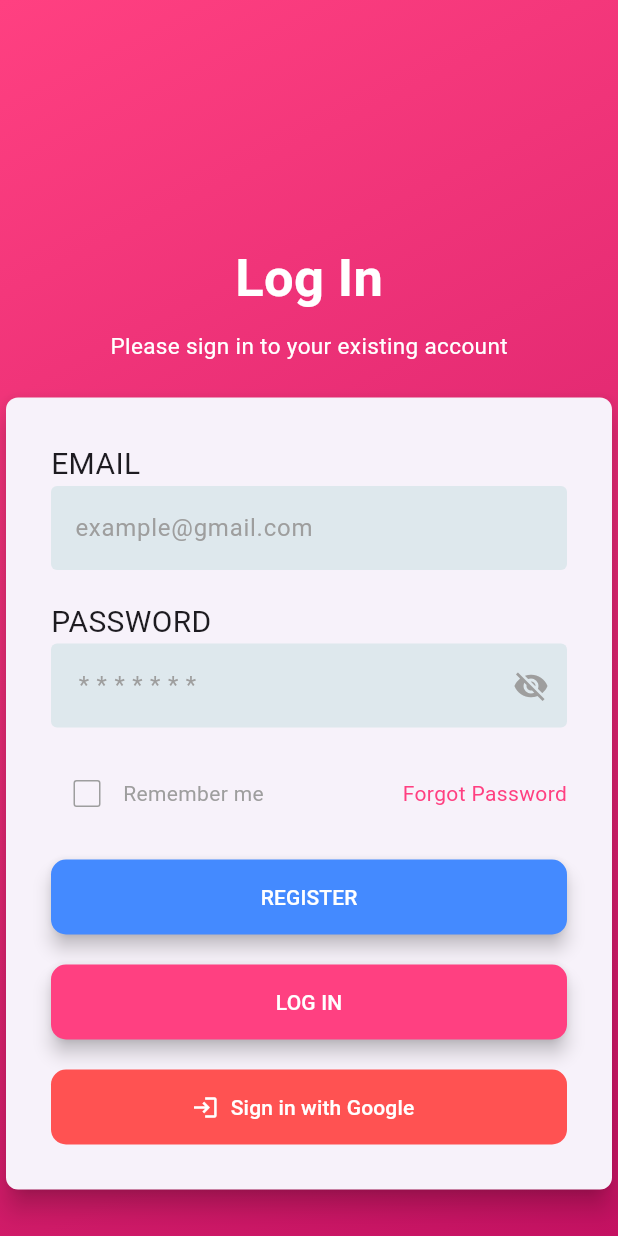
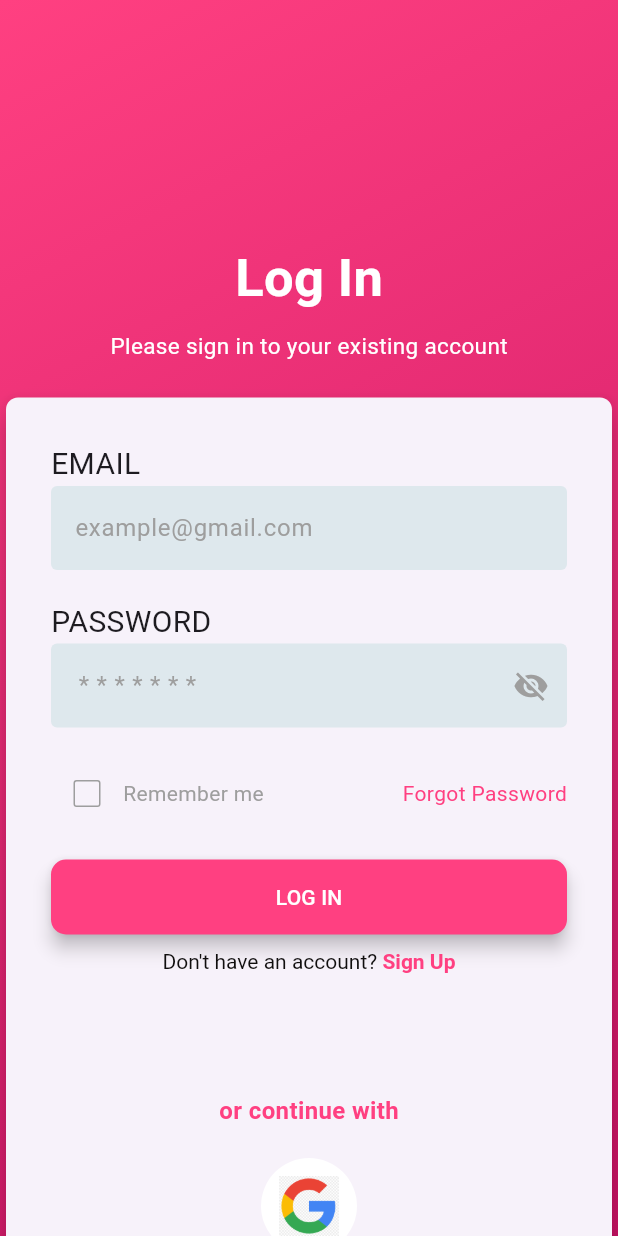
Before and after one commit to Necookie/lalamon, a Flutter app: the screen it shows after launch, on a phone screen of 412 x 824 dp. Run offline on Flutter 3.47's test engine with Material 3 defaults, Android fonts, the phone set to English and light mode, and no system bars; our stand-ins replace cached_network_image, cloud_firestore, firebase_auth, firebase_core, google_sign_in, image_picker and 1 more; accounts and stored records are empty; Roboto replaces fonts that are missing (PoppinsFont).

Commit message:
redesigned login page

```diff
--- a/lib/login_page.dart
+++ b/lib/login_page.dart
@@ -209,6 +209,8 @@ class LoginPageState extends State<LoginPage> {
             ],
           ),
         ),
+        child: SizedBox(
+          height: 70,
           child: SingleChildScrollView(
             child: Center(
               child: Padding(
@@ -367,29 +369,6 @@ class LoginPageState extends State<LoginPage> {
                               ),
                               const SizedBox(height: 20),
                               FilledButton(
-                              onPressed: () {
-                                Navigator.push(
-                                  context,
-                                  MaterialPageRoute(
-                                      builder: (context) =>
-                                          const RegisterScreen()),
-                                );
-                              },
-                              style: FilledButton.styleFrom(
-                                elevation: 5,
-                                backgroundColor: Colors.blueAccent,
-                                minimumSize: const Size(double.infinity, 50),
-                                shape: RoundedRectangleBorder(
-                                  borderRadius: BorderRadius.circular(10),
-                                ),
-                              ),
-                              child: const Text(
-                                'REGISTER',
-                                style: TextStyle(color: Colors.white),
-                              ),
-                            ),
-                            const SizedBox(height: 20),
-                            FilledButton(
                                 onPressed: _isLoading ? null : _login,
                                 style: FilledButton.styleFrom(
                                   elevation: 5,
@@ -410,17 +389,68 @@ class LoginPageState extends State<LoginPage> {
                                       )
                                     : const Text('LOG IN'),
                               ),
+                              const SizedBox(height: 10),
+                              Center(
+                                child: GestureDetector(
+                                  onTap: () {
+                                    Navigator.push(
+                                      context,
+                                      MaterialPageRoute(
+                                          builder: (context) =>
+                                              const RegisterScreen()),
+                                    );
+                                  },
+                                  child: RichText(
+                                    text: TextSpan(
+                                      children: [
+                                        TextSpan(
+                                          text: 'Don\'t have an account? ',
+                                          style: TextStyle(
+                                            color: const Color.fromARGB(
+                                                255, 16, 14, 14),
+                                          ),
+                                        ),
+                                        TextSpan(
+                                          text: 'Sign Up',
+                                          style: const TextStyle(
+                                            color: Colors.pinkAccent,
+                                            fontWeight: FontWeight.bold,
+                                          ),
+                                        ),
+                                      ],
+                                    ),
+                                  ),
+                                ),
+                              ),
+                              const SizedBox(height: 80),
+                              Center(
+                                child: const Text(
+                                  'or continue with',
+                                  style: TextStyle(
+                                    fontSize: 16,
+                                    color: Colors.pinkAccent,
+                                    fontWeight: FontWeight.bold
+                                  ),
+                                ),
+                              ),
                               const SizedBox(height: 20),
-                            FilledButton.icon(
-                              onPressed: _signInWithGoogle,
-                              icon:
-                                  const Icon(Icons.login, color: Colors.white),
-                              label: const Text("Sign in with Google"),
-                              style: FilledButton.styleFrom(
-                                backgroundColor: Colors.redAccent,
-                                minimumSize: const Size(double.infinity, 50),
-                                shape: RoundedRectangleBorder(
-                                  borderRadius: BorderRadius.circular(10),
+                              Center(
+                                child: GestureDetector(
+                                  onTap: _signInWithGoogle, // Call the Google sign-in function when tapped
+                                  child: Container(
+                                    decoration: BoxDecoration(
+                                      shape: BoxShape.circle,
+                                      color: Colors.white, // Background color for the Google logo
+                                      boxShadow: [
+
+                                      ],
+                                    ),
+                                    padding: const EdgeInsets.all(12), // Padding inside the circle
+                                    child: Image.asset(
+                                      'lib/Assets/images/google_logo.png', // Path to your Google logo
+                                      width: 40, // Logo width
+                                      height: 40, // Logo height
+                                    ),
                                   ),
                                 ),
                               ),
@@ -435,6 +465,7 @@ class LoginPageState extends State<LoginPage> {
             ),
           ),
         ),
+      ),
     );
   }
 }
--- a/pubspec.yaml
+++ b/pubspec.yaml
@@ -91,6 +91,7 @@ flutter:
   - lib/Assets/images/Cheese_Burger.jpg
   - lib/Assets/images/VISA_Logo.jpg
   - lib/Assets/images/PayPal_Logo.png
+  - lib/Assets/images/google_logo.png
 fonts:
   - family: PoppinsFont
     fonts:
```
Also changed, not shown: lib/Assets/images/google_logo.png (added), 4 other files. Lines whose indentation alone changed are shown as unchanged.
